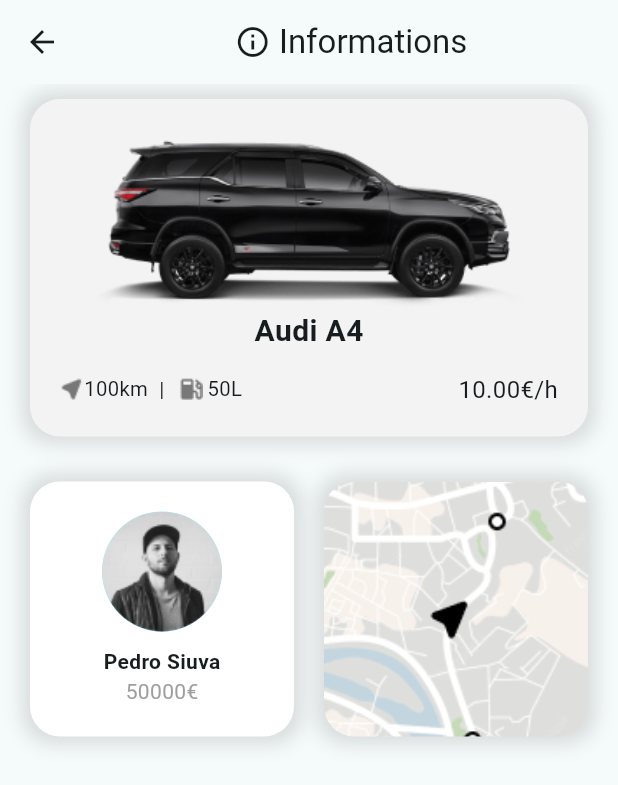
After one commit to Rodrigordgs11/car_rent_app, a Flutter app: the CarListScreen screen opened directly, after a tap on "Audi A4", on a phone screen of 412 x 824 dp. The commit adds this screen. Shown: the top 785 px of the screen. Run offline on Flutter 3.47's test engine with Material 3 defaults, Android fonts, the phone set to English and light mode, and no system bars; our stand-ins replace firebase_core; accounts and stored records are empty.

Commit message:
Added: Car details

```diff
--- /dev/null
+++ b/lib/presentation/pages/car_details_page.dart
@@ -0,0 +1,97 @@
+import 'package:flutter/material.dart';
+import 'package:namer_app/data/models/Car.dart';
+import 'package:namer_app/presentation/widgets/car_card.dart';
+
+class CarDetailsPage extends StatelessWidget{
+  final Car car;
+
+  const CarDetailsPage({Key? key, required this.car});
+
+  @override
+  Widget build(BuildContext context) {
+    return Scaffold(
+      appBar: AppBar(
+        title: Row(
+          mainAxisAlignment: MainAxisAlignment.center,
+          children: [
+            Icon(Icons.info_outline),
+            Text(' Informations')
+          ],
+        ),
+      ),
+      body: Column(
+        children: [
+          CarCard(car: Car(model: car.model, distance: car.distance, fuelCapacity: car.fuelCapacity, pricePerHour: car.pricePerHour)),
+          SizedBox(height: 20),
+          Padding(
+            padding: const EdgeInsets.symmetric(horizontal: 20),
+            child: Row(
+              children: [
+                Expanded(
+                  child: Container(
+                    padding: EdgeInsets.all(20),
+                    decoration: BoxDecoration(
+                      color: Colors.white,
+                      borderRadius: BorderRadius.circular(20),
+                      boxShadow: [
+                        BoxShadow(
+                          color: Colors.black12,
+                          blurRadius: 10,
+                          spreadRadius: 5,
+                        )
+                      ]
+                    ),
+                    child: Column(
+                      children: [
+                        CircleAvatar(
+                          radius: 40,
+                          backgroundImage: AssetImage('assets/user.png'),
+                        ),
+                        SizedBox(height: 10),
+                        Text('Pedro Siuva', style: TextStyle(fontWeight: FontWeight.bold)),
+                        Text('50000€', style: TextStyle(color: Colors.grey)),
+                      ],
+                    ),
+                  ),
+                ),
+                SizedBox(width: 20),
+                Expanded(
+                  child: Container(
+                    height: 170,
+                    decoration: BoxDecoration(
+                      borderRadius: BorderRadius.circular(20),
+                      image: DecorationImage(
+                        image: AssetImage('assets/maps.png'),
+                        fit: BoxFit.cover
+                      ),
+                      boxShadow: [
+                        BoxShadow(
+                          color: Colors.black12,
+                          blurRadius: 10,
+                          spreadRadius: 5,
+                        )
+                      ]
+                    ),
+                  ),
+                )
+              ],
+            )
+          ),
+          // Container(
+          //   padding: EdgeInsets.all(20),
+          //   child: Column(
+          //     children: [
+          //       MoreCard(car: Car(model: car.model, distance: car.distance, fuelCapacity: car.fuelCapacity, pricePerHour: car.pricePerHour)),
+          //       SizedBox(height: 5,),
+          //       MoreCard(car: Car(model: car.model, distance: car.distance, fuelCapacity: car.fuelCapacity, pricePerHour: car.pricePerHour)),
+          //       SizedBox(height: 5,),
+          //       MoreCard(car: Car(model: car.model, distance: car.distance, fuelCapacity: car.fuelCapacity, pricePerHour: car.pricePerHour)),
+          //     ],
+          //   ),
+          // )
+        ],
+      ),
+    );
+  }
+
+}
--- a/lib/presentation/widgets/car_card.dart
+++ b/lib/presentation/widgets/car_card.dart
@@ -1,5 +1,6 @@
 import 'package:flutter/material.dart';
 import 'package:namer_app/data/models/Car.dart';
+import 'package:namer_app/presentation/pages/car_details_page.dart';
 
 class CarCard extends StatelessWidget{
   final Car car;
@@ -9,6 +10,9 @@ class CarCard extends StatelessWidget{
   @override
   Widget build(BuildContext context){
     return GestureDetector(
+      onTap: () {
+         Navigator.push(context, MaterialPageRoute(builder: (context) => CarDetailsPage(car: car)));
+      },
       child: Container(
         margin: EdgeInsets.symmetric(vertical: 10, horizontal: 20),
         padding: EdgeInsets.all(20),
```
Also changed, not shown: lib/presentation/widgets/more_card.dart (added, +58 -0 lines).
